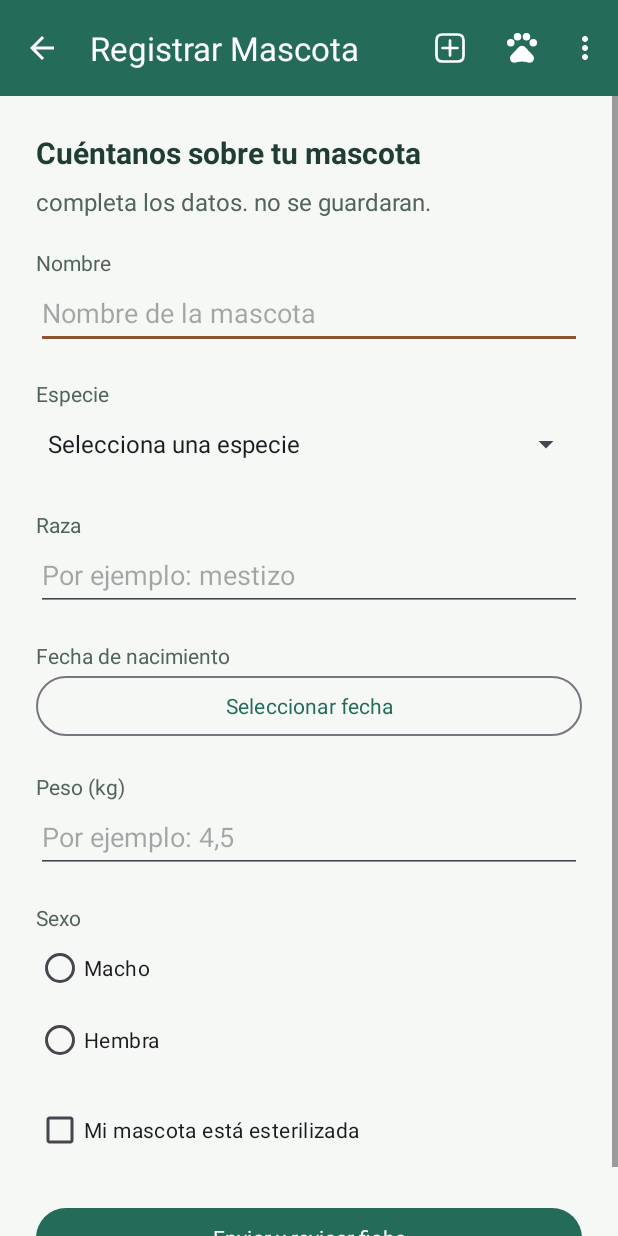
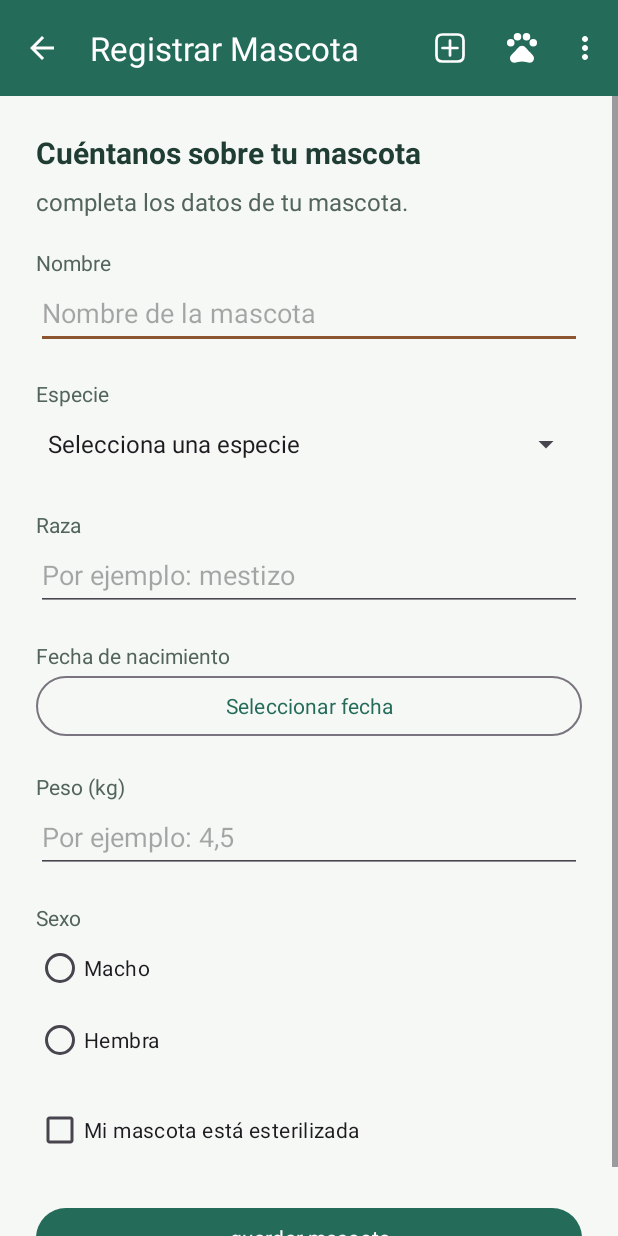
Before and after one commit to genesis-sanchez/Sops, an Android app: the RegistroMascotaActivity screen opened directly, with no data from a screen before it, on a phone screen of 412 x 824 dp. Run offline under Robolectric (Android 15) with nearby library versions, the phone set to English and light mode, and no system bars.

Commit message:
feat: guarda las mascotas con room

```diff
--- a/app/src/main/java/com/udh/sops/controller/AlimentacionActivity.java
+++ b/app/src/main/java/com/udh/sops/controller/AlimentacionActivity.java
@@ -24,7 +24,8 @@ public class AlimentacionActivity extends BaseActivity {
             startActivity(intent);
         });
         mostrar(R.id.tvMascotaAlimentacion, getString(R.string.alimentacion_de, mascota.getNombre()));
-        boolean nueva = getIntent().getBooleanExtra(DetalleMascotaActivity.EXTRA_REGISTRO_DEMO, false);
+        boolean nueva = mascota.getId() > 0
+                || getIntent().getBooleanExtra(DetalleMascotaActivity.EXTRA_REGISTRO_DEMO, false);
         Alimentacion alimentacion = nueva ? null : DataSource.getAlimentacionEjemplo(mascota);
         if (alimentacion == null) {
             findViewById(R.id.tarjetaAlimentacion).setVisibility(View.GONE);
--- a/app/src/main/java/com/udh/sops/controller/DetalleMascotaActivity.java
+++ b/app/src/main/java/com/udh/sops/controller/DetalleMascotaActivity.java
@@ -51,7 +51,9 @@ public class DetalleMascotaActivity extends BaseActivity {
             mostrar(R.id.tvNacimientoDetalle, mascota.getFechaNacimiento());
             mostrar(R.id.tvPesoDetalle, getString(R.string.peso_kg, mascota.getPeso()));
         }
-        if (getIntent().getBooleanExtra(EXTRA_REGISTRO_DEMO, false)) {
+        if (mascota.getId() > 0) {
+            findViewById(R.id.tvAvisoDetalle).setVisibility(View.GONE);
+        } else if (getIntent().getBooleanExtra(EXTRA_REGISTRO_DEMO, false)) {
             mostrar(R.id.tvAvisoDetalle, getString(R.string.confirmacion_demo));
         }
     }
--- a/app/src/main/java/com/udh/sops/controller/HistorialMedicoActivity.java
+++ b/app/src/main/java/com/udh/sops/controller/HistorialMedicoActivity.java
@@ -26,7 +26,8 @@ public class HistorialMedicoActivity extends BaseActivity {
         });
         ((TextView) findViewById(R.id.tvMascotaHistorial)).setText(
                 getString(R.string.historial_de, mascota.getNombre()));
-        if (getIntent().getBooleanExtra(DetalleMascotaActivity.EXTRA_REGISTRO_DEMO, false)) {
+        if (mascota.getId() > 0
+                || getIntent().getBooleanExtra(DetalleMascotaActivity.EXTRA_REGISTRO_DEMO, false)) {
             findViewById(R.id.tvSinHistorial).setVisibility(View.VISIBLE);
             return;
         }
--- a/app/src/main/java/com/udh/sops/controller/VacunasActivity.java
+++ b/app/src/main/java/com/udh/sops/controller/VacunasActivity.java
@@ -29,7 +29,8 @@ public class VacunasActivity extends BaseActivity {
         });
         ((TextView) findViewById(R.id.tvMascotaVacunas)).setText(
                 getString(R.string.vacunas_de, mascota.getNombre()));
-        boolean nueva = getIntent().getBooleanExtra(DetalleMascotaActivity.EXTRA_REGISTRO_DEMO, false);
+        boolean nueva = mascota.getId() > 0
+                || getIntent().getBooleanExtra(DetalleMascotaActivity.EXTRA_REGISTRO_DEMO, false);
         List<Vacuna> vacunas = nueva ? new ArrayList<>() : DataSource.getVacunasEjemplo(mascota);
         RecyclerView lista = findViewById(R.id.rvVacunas);
         lista.setLayoutManager(new LinearLayoutManager(this));
--- a/app/src/main/res/values/strings.xml
+++ b/app/src/main/res/values/strings.xml
@@ -101,7 +101,7 @@
     <string name="vacuna_fechas">dosis: %1$d\n%2$s: %3$s\nproxima fecha: %4$s</string>
     <string name="sin_vacunas">Esta mascota todavía no tiene vacunas para mostrar.</string>
     <string name="registro_intro">Cuéntanos sobre tu mascota</string>
-    <string name="registro_aviso">completa los datos. no se guardaran.</string>
+    <string name="registro_aviso">completa los datos de tu mascota.</string>
     <string name="label_nombre">Nombre</string>
     <string name="label_raza">Raza</string>
     <string name="label_peso">Peso (kg)</string>
@@ -112,7 +112,10 @@
     <string name="sexo_macho">Macho</string>
     <string name="sexo_hembra">Hembra</string>
     <string name="esterilizado_opcion">Mi mascota está esterilizada</string>
-    <string name="enviar_mascota">Enviar y revisar ficha</string>
+    <string name="enviar_mascota">guardar mascota</string>
+    <string name="guardando_mascota">guardando...</string>
+    <string name="mascota_guardada">mascota guardada</string>
+    <string name="error_guardar_mascota">no se pudo guardar. intenta otra vez.</string>
     <string name="error_obligatorio">Completa este campo</string>
     <string name="error_peso">Ingresa un peso mayor que cero</string>
     <string name="error_registro">Revisa los campos y selecciona la especie, el sexo y la fecha de nacimiento.</string>
```
Also changed, not shown: app/src/main/java/com/udh/sops/controller/RegistroMascotaActivity.java (+35 -4 lines), 2 other files.
